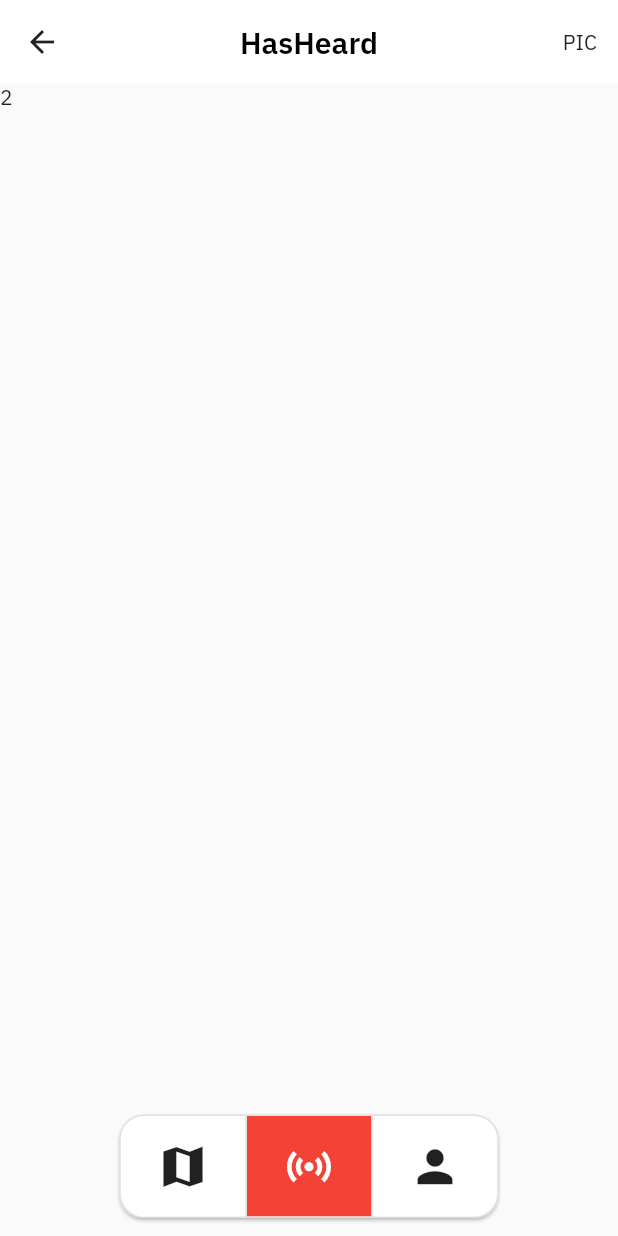
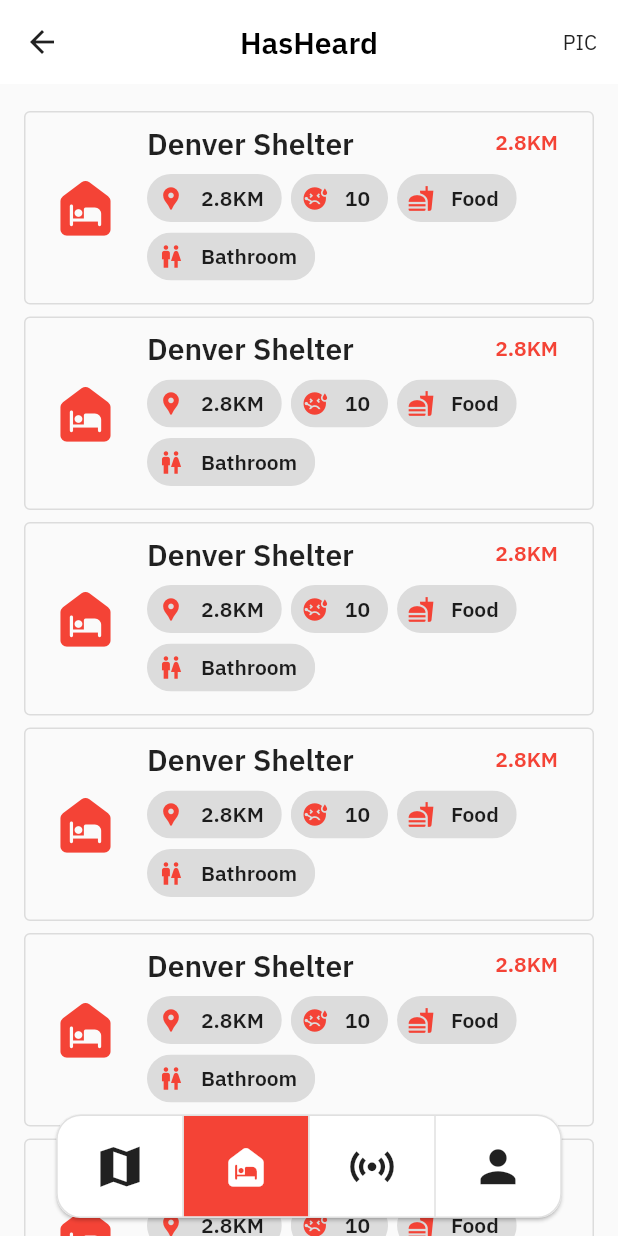
Before and after one commit to abadisurio/hasheard-android, a Flutter app: the RootPIC screen opened directly, item 2 of the bottom bar chosen, on a phone screen of 412 x 824 dp. Run offline on Flutter 3.47's test engine with Material 2 defaults, Android fonts, the phone set to English and light mode, and no system bars; our stand-ins replace connectivity_plus, firebase_auth, firebase_core, google_maps_flutter, google_sign_in, location and 2 more; accounts and stored records are empty.

Commit message:
hasheard: implement shelter list on PIC

```diff
--- /dev/null
+++ b/lib/constans.dart
@@ -0,0 +1,4 @@
+import 'package:flutter/material.dart';
+
+const EdgeInsets PADDING_LIST_HORIZONTAL =
+    EdgeInsets.symmetric(horizontal: 16.0);
--- /dev/null
+++ b/lib/page/my_shelter_list.dart
@@ -0,0 +1,24 @@
+import 'package:flutter/material.dart';
+import 'package:hasheard/widget/shelter_item_detailed.dart';
+
+class MyShelterList extends StatefulWidget {
+  const MyShelterList({Key? key}) : super(key: key);
+
+  @override
+  State<MyShelterList> createState() => _MyShelterListState();
+}
+
+class _MyShelterListState extends State<MyShelterList> {
+  @override
+  Widget build(BuildContext context) {
+    return ListView.builder(
+      padding: const EdgeInsets.only(
+          left: 16.0, right: 16.0, bottom: 88.0, top: 18.0),
+      itemCount: 10,
+      itemBuilder: (context, index) => const Padding(
+        padding: EdgeInsets.only(bottom: 8.0),
+        child: ShelterItemDetailed(),
+      ),
+    );
+  }
+}
--- a/lib/page/root_pic.dart
+++ b/lib/page/root_pic.dart
@@ -1,4 +1,5 @@
 import 'package:flutter/material.dart';
+import 'package:hasheard/page/my_shelter_list.dart';
 import 'package:hasheard/widget/maps.dart';
 
 class RootPIC extends StatefulWidget {
@@ -10,8 +11,13 @@ class RootPIC extends StatefulWidget {
 
 class _RootPICState extends State<RootPIC> {
   int pageIndex = 0;
-  List<IconData> bottomIcons = [Icons.map_sharp, Icons.sensors, Icons.person];
-  final List<bool> isSelected = [true, false, false];
+  List<IconData> bottomIcons = [
+    Icons.map_sharp,
+    Icons.night_shelter_rounded,
+    Icons.sensors,
+    Icons.person
+  ];
+  final List<bool> isSelected = [true, false, false, false];
 
   @override
   Widget build(BuildContext context) {
@@ -41,12 +47,6 @@ class _RootPICState extends State<RootPIC> {
                           bottomIcons[index],
                           size: 35,
                         )))),
-                // Padding(
-                //   padding: const EdgeInsets.all(16.0),
-                //   child: Column(
-                //     children: [Icon(bottomIcons[0]), const Text("Maps")],
-                //   ),
-
                 onPressed: (int index) {
                   pageIndex = index;
                   setState(() {
@@ -74,10 +74,22 @@ class _RootPICState extends State<RootPIC> {
     return const MapsWidget();
   }
 
+  Widget pageTwo() {
+    return const MyShelterList();
+  }
+
+  Widget pageThree() {
+    return const MapsWidget();
+  }
+
+  Widget pageFour() {
+    return const MapsWidget();
+  }
+
   Widget getBody() {
     return IndexedStack(
       index: pageIndex,
-      children: [pageOne(), const Text("2")],
+      children: [pageOne(), pageTwo(), pageThree(), pageFour()],
     );
   }
 
--- /dev/null
+++ b/lib/widget/shelter_item_detailed.dart
@@ -0,0 +1,84 @@
+import 'package:flutter/material.dart';
+
+class ShelterItemDetailed extends StatefulWidget {
+  const ShelterItemDetailed({Key? key}) : super(key: key);
+
+  @override
+  State<ShelterItemDetailed> createState() => _ShelterItemState();
+}
+
+class _ShelterItemState extends State<ShelterItemDetailed> {
+  @override
+  Widget build(BuildContext context) {
+    String distance = '2.8KM';
+    String sick = '10';
+    bool food = true;
+    bool bathroom = true;
+    String name = 'Denver Shelter';
+
+    return OutlinedButton.icon(
+        onPressed: () {
+          Navigator.pushNamed(context, '/shelter_detail');
+        },
+        icon: const Icon(
+          Icons.night_shelter_rounded,
+          size: 50,
+        ),
+        label: Padding(
+            padding: const EdgeInsets.all(8.0),
+            child: Column(
+              crossAxisAlignment: CrossAxisAlignment.stretch,
+              children: [
+                Row(
+                  mainAxisAlignment: MainAxisAlignment.spaceBetween,
+                  children: [
+                    Text(
+                      name,
+                      style: Theme.of(context).textTheme.headline5,
+                    ),
+                    Text(distance),
+                  ],
+                ),
+                Wrap(
+                  direction: Axis.horizontal,
+                  spacing: 6.0,
+                  runSpacing: -9,
+                  children: [
+                    Chip(
+                        avatar: const Icon(Icons.location_pin),
+                        label: Text(distance)),
+                    Chip(avatar: const Icon(Icons.sick), label: Text(sick)),
+                    food
+                        ? const Chip(
+                            avatar: Icon(Icons.fastfood), label: Text("Food"))
+                        : SizedBox(),
+                    bathroom
+                        ? const Chip(
+                            avatar: Icon(Icons.wc), label: Text("Bathroom"))
+                        : SizedBox(),
+                  ],
+                ),
+              ],
+            )));
+  }
+}
+
+
+// ListTile(
+//         leading: const Icon(
+//           Icons.night_shelter_rounded,
+//           size: 50,
+//         ),
+//         title: Text(name),
+//         subtitle: Wrap(
+//           direction: Axis.horizontal,
+//           spacing: 6.0,
+//           runSpacing: -9,
+//           children: [
+//             Chip(label: Text("test")),
+//             Chip(label: Text("test")),
+//             Chip(label: Text("test")),
+//             Chip(label: Text("test")),
+//           ],
+//         ),
+//       ),
```
